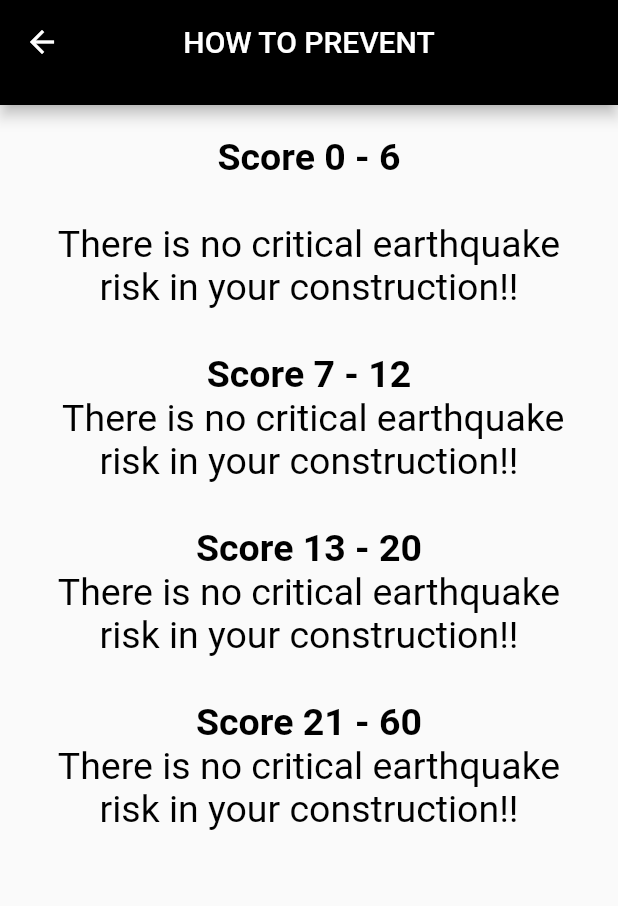
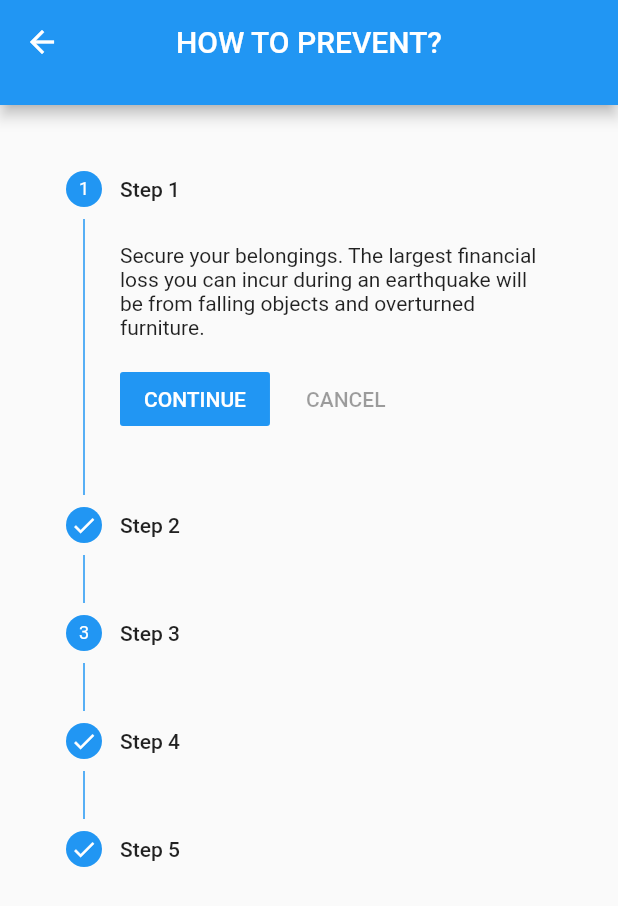
Before and after one commit to merthankavak/sustainable_cities, a Flutter app: the EarthQuakePrevent screen opened by its route, on a phone screen of 412 x 824 dp. Shown: the top 906 px of the screen. Run offline on Flutter 3.47's test engine with Material 2 defaults, Android fonts, the phone set to English and light mode, and no system bars; our stand-ins replace carousel_slider, dropdown_formfield, font_awesome_flutter.

Commit message:
content done

```diff
--- a/lib/Components/customAppBar.dart
+++ b/lib/Components/customAppBar.dart
@@ -12,7 +12,7 @@ class CustomAppBar extends StatelessWidget with PreferredSizeWidget {
   @override
   Widget build(BuildContext context) {
     return AppBar(
-      backgroundColor: Colors.black,
+      backgroundColor: Colors.blue,
       centerTitle: true,
       title: Text(title),
       leading: Visibility(
--- a/lib/Components/customBackButton.dart
+++ b/lib/Components/customBackButton.dart
@@ -8,7 +8,7 @@ class CustomBackButton extends StatelessWidget {
       icon: Icon(
         Icons.arrow_back,
       ),
-      onPressed: () => Navigator.popAndPushNamed(context, "/landingpage"),
+      onPressed: () => Navigator.popAndPushNamed(context, "/landingPage"),
     );
   }
 }
--- a/lib/Screens/EarthQuakeRisk/earthquakePrevent.dart
+++ /dev/null
@@ -1,63 +0,0 @@
-import 'package:flutter/material.dart';
-import 'package:sustainable_cities/Components/customScaffold.dart';
-
-class EarthQuakePrevent extends StatefulWidget {
-  static const String routeName = '/earthquakePrevent';
-  @override
-  _EarthQuakePreventState createState() => _EarthQuakePreventState();
-}
-
-class _EarthQuakePreventState extends State<EarthQuakePrevent> {
-  @override
-  Widget build(BuildContext context) {
-    return CustomScaffold(
-      isBack: true,
-      title: "HOW TO PREVENT",
-      body: Container(
-        padding: EdgeInsets.only(top: 20, left: 20, right: 20),
-        child: RichText(
-          text: TextSpan(
-            style: TextStyle(color: Colors.black, fontSize: 25),
-            children: <TextSpan>[
-              TextSpan(
-                text: 'Score 0 - 6\n',
-                style: TextStyle(
-                  fontWeight: FontWeight.bold,
-                ),
-              ),
-              TextSpan(
-                text:
-                    '\nThere is no critical earthquake risk in your construction!!\n',
-              ),
-              TextSpan(
-                text: '\nScore 7 - 12 ',
-                style: TextStyle(fontWeight: FontWeight.bold),
-              ),
-              TextSpan(
-                text:
-                    '\n There is no critical earthquake risk in your construction!!\n',
-              ),
-              TextSpan(
-                text: '\nScore 13 - 20 ',
-                style: TextStyle(fontWeight: FontWeight.bold),
-              ),
-              TextSpan(
-                text:
-                    '\nThere is no critical earthquake risk in your construction!!\n',
-              ),
-              TextSpan(
-                text: '\nScore 21 - 60 ',
-                style: TextStyle(fontWeight: FontWeight.bold),
-              ),
-              TextSpan(
-                text:
-                    '\nThere is no critical earthquake risk in your construction!!\n',
-              ),
-            ],
-          ),
-          textAlign: TextAlign.center,
-        ),
-      ),
-    );
-  }
-}
--- /dev/null
+++ b/lib/Screens/EarthQuakeZones/earthquakePrevent.dart
@@ -0,0 +1,81 @@
+import 'package:flutter/material.dart';
+import 'package:sustainable_cities/Components/customScaffold.dart';
+
+class EarthQuakePrevent extends StatefulWidget {
+  static const String routeName = '/earthquakePrevent';
+  @override
+  _EarthQuakePreventState createState() => _EarthQuakePreventState();
+}
+
+class _EarthQuakePreventState extends State<EarthQuakePrevent> {
+  int currentStep = 0;
+  @override
+  Widget build(BuildContext context) {
+    return CustomScaffold(
+      isBack: true,
+      title: "HOW TO PREVENT?",
+      body: Container(
+        padding: EdgeInsets.only(top: 20, left: 20, right: 20),
+        child: Stepper(
+          currentStep: this.currentStep,
+          steps: steps,
+          type: StepperType.vertical,
+          onStepTapped: (step) {
+            setState(() {
+              currentStep = step;
+            });
+          },
+          onStepContinue: () {
+            setState(() {
+              if (currentStep < steps.length - 1) {
+                currentStep = currentStep + 1;
+                if (currentStep == 4) {
+                  Navigator.popAndPushNamed(context, "/landingPage");
+                }
+              } else {
+                currentStep = 0;
+              }
+            });
+          },
+        ),
+      ),
+    );
+  }
+  // Step Counter
+
+  List<Step> steps = [
+    Step(
+      title: Text('Step 1'),
+      content: Text(
+          'Secure your belongings. The largest financial loss you can incur during an earthquake will be from falling objects and overturned furniture. '),
+      isActive: true,
+    ),
+    Step(
+      title: Text('Step 2'),
+      content: Text(
+          "Put latches on cabinet doors and file cabinets. During an earthquake doors and drawers can come open. Place strong latches on your cabinet's door and file cabinets to keep them from opening and spilling their contents on the floor causing damage.!"),
+      state: StepState.complete,
+      isActive: true,
+    ),
+    Step(
+      title: Text('Step 3'),
+      content: Text(
+          'Fasten your water heater and other appliances. Secure your water heater to wall studs. Anchor your appliances to the wall or floor to prevent them from sliding or falling over. Make sure that any a!'),
+      isActive: true,
+    ),
+    Step(
+      title: Text('Step 4'),
+      content: Text(
+          "Store hazardous materials in a sturdy place. Mixing or spilling chemicals can be dangerous. Make sure that any hazardous"),
+      state: StepState.complete,
+      isActive: true,
+    ),
+    Step(
+      title: Text('Step 5'),
+      content: Text(
+          "Keep fire extinguishers. Place them throughout your home in the event you need them. If a fire starts during an earthquake having a fire extinguisher nearby will help minimize the damage."),
+      state: StepState.complete,
+      isActive: true,
+    ),
+  ];
+}
--- a/lib/Services/routes.dart
+++ b/lib/Services/routes.dart
@@ -1,15 +1,17 @@
 import 'package:sustainable_cities/Screens/EarthQuakeQuiz/earthquakeQuiz.dart';
 import 'package:sustainable_cities/Screens/EarthQuakeQuiz/quizInformation.dart';
-import 'package:sustainable_cities/Screens/EarthQuakeRisk/earthquakePrevent.dart';
-import 'package:sustainable_cities/Screens/EarthQuakeRisk/earthquakeRisk.dart';
-import 'package:sustainable_cities/Screens/informationPage.dart';
+
+import 'package:sustainable_cities/Screens/EarthQuakeEconomy/earthquakeEconomy.dart';
+import 'package:sustainable_cities/Screens/EarthQuakeZones/earthquakePrevent.dart';
+import 'package:sustainable_cities/Screens/EarthQuakeZones/earthquakeZones.dart';
+
 import 'package:sustainable_cities/Screens/landingPage.dart';
 
 class Routes {
-  static const String earthquakerisk = EarthquakeRisk.routeName;
-  static const String earthquakequiz = EarthquakeQuiz.routeName;
-  static const String informationpage = InformationPage.routeName;
-  static const String landingpage = LandingPage.routeName;
+  static const String earthquakeZones = EarthQuakeZones.routeName;
+  static const String earthquakeQuiz = EarthQuakeQuiz.routeName;
+  static const String earthquakeEconomy = EarthQuakeEconomy.routeName;
+  static const String landingPage = LandingPage.routeName;
   static const String quizInformation = QuizInformation.routeName;
   static const String earthquakePrevent = EarthQuakePrevent.routeName;
 }
--- a/pubspec.yaml
+++ b/pubspec.yaml
@@ -28,11 +28,12 @@ dependencies:
   # The following adds the Cupertino Icons font to your application.
   # Use with the CupertinoIcons class for iOS style icons.
   cupertino_icons: ^1.0.0
-  titled_navigation_bar: ^4.1.0
+
   font_awesome_flutter: ^8.11.0
   dropdown_formfield: ^0.1.3
   flushbar: ^1.10.4
-  rflutter_alert: ^1.1.0
+
+  carousel_slider: ^3.0.0
 dev_dependencies:
   flutter_test:
     sdk: flutter
```
Also changed, not shown: lib/Components/customInkwell.dart (+20 -6 lines), lib/Screens/EarthQuakeEconomy/earthquakeEconomy.dart (added, +197 -0 lines), lib/Screens/EarthQuakeQuiz/earthquakeQuiz.dart (+5 -5 lines), lib/Screens/EarthQuakeZones/earthquakeZones.dart (renamed from lib/Screens/EarthQuakeRisk/earthquakeRisk.dart, +23 -7 lines), lib/Screens/landingPage.dart (+13 -13 lines), lib/main.dart (+7 -7 lines), assets/images/sliderImage1.png (added), assets/images/sliderImage2.png (added), assets/images/sliderImage3.png (added), assets/images/sliderImage4.png (added), pubspec.lock, 1 other file.
